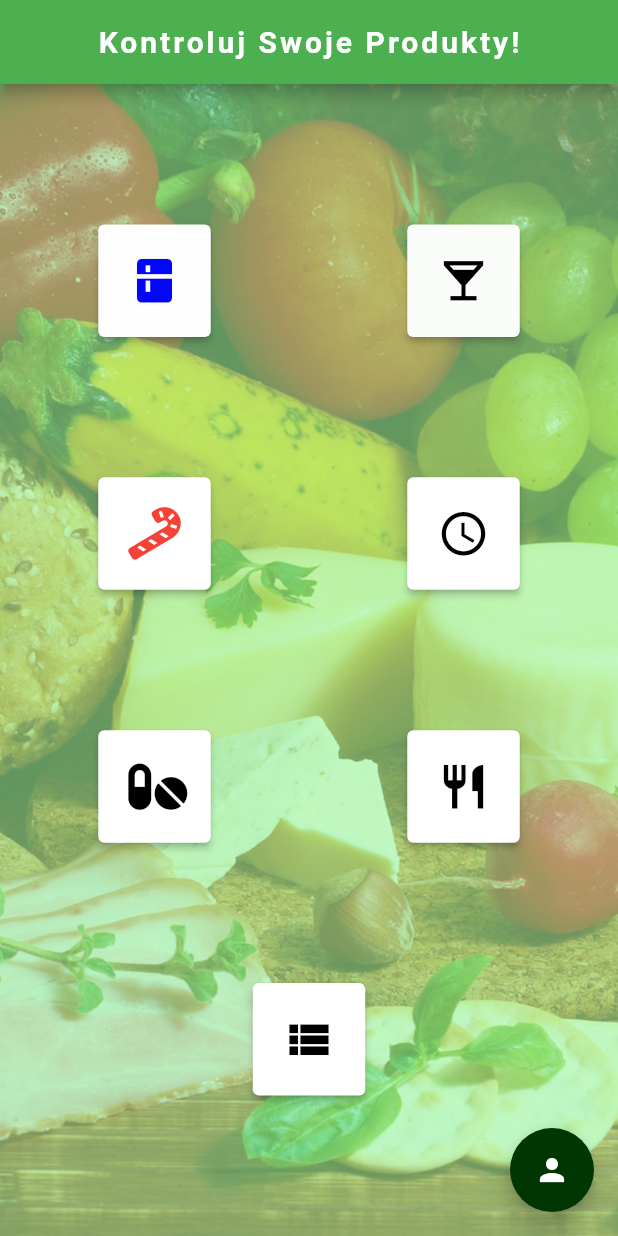
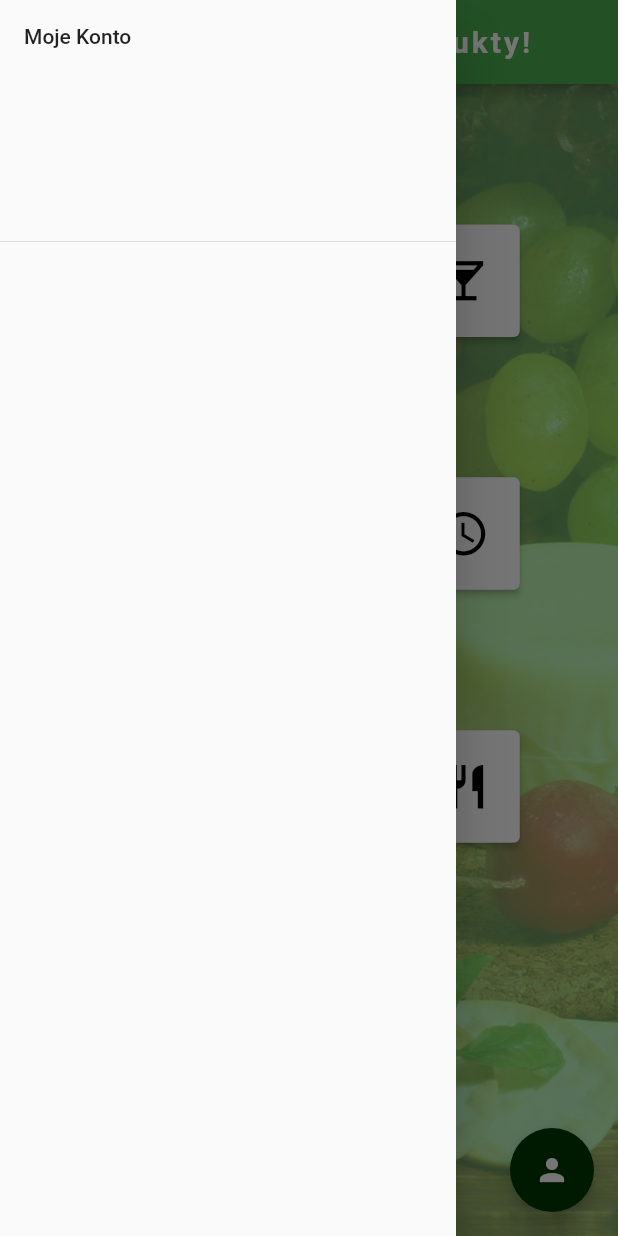
Before and after one commit to lukaszhak/moja_lodowka, a Flutter app: the screen it shows once a user with an empty profile is signed in, with the side drawer open (before the commit the screen has no drawer), on a phone screen of 412 x 824 dp. Run offline on Flutter 3.47's test engine with Material 2 defaults, Android fonts, the phone set to English and light mode, and no system bars; our stand-ins replace bloc, cloud_firestore, firebase_auth, firebase_core, flutter_bloc; accounts and stored records are empty.

```diff
--- a/lib/app/features/home/category_page/category_page.dart
+++ b/lib/app/features/home/category_page/category_page.dart
@@ -19,13 +19,11 @@ class CategoryPage extends StatelessWidget {
     return Scaffold(
       appBar: AppBar(
         backgroundColor: Colors.green,
-        title: const Center(
-          child: Text(
-            'Kontroluj Swoje Produkty!',
-            style: TextStyle(
-              letterSpacing: 2,
-              fontWeight: FontWeight.bold,
-            ),
+        title: const Text(
+          'Kontroluj Swoje Produkty!',
+          style: TextStyle(
+            letterSpacing: 2,
+            fontWeight: FontWeight.bold,
           ),
         ),
       ),
@@ -201,6 +199,15 @@ class CategoryPage extends StatelessWidget {
           ),
         ),
       ),
+      drawer: Drawer(
+          child: ListView(
+        padding: EdgeInsets.zero,
+        children: [
+          DrawerHeader(
+            child: Text('Moje Konto'),
+          ),
+        ],
+      )),
     );
   }
 }
```
